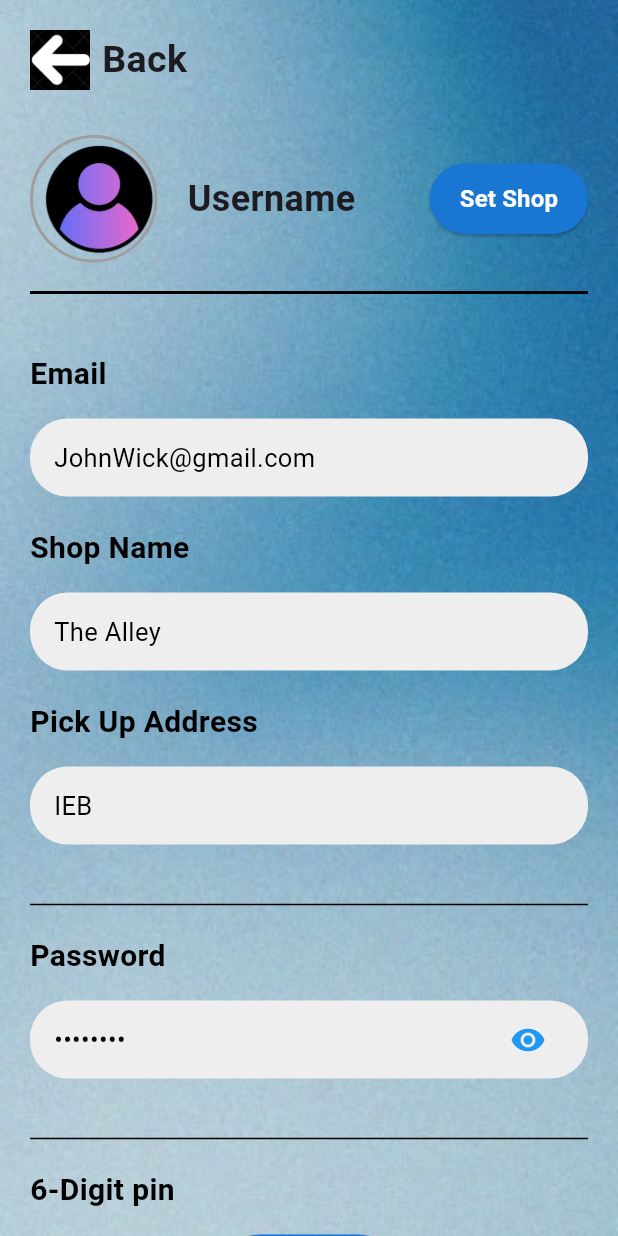
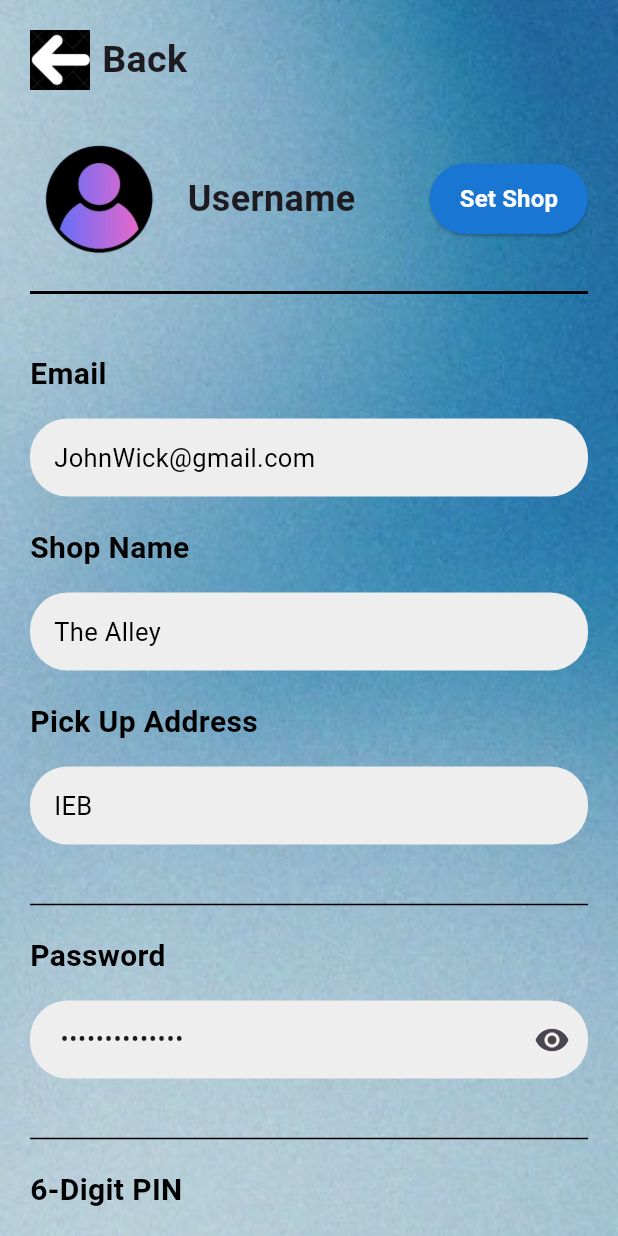
Before and after one commit to FYPSUC/SUC_FYP, a Flutter app: the VendorProfilePage screen opened directly, on a phone screen of 412 x 824 dp. Run offline on Flutter 3.47's test engine with Material 3 defaults, Android fonts, the phone set to English and light mode, and no system bars; our stand-ins replace firebase_core, google_fonts; accounts and stored records are empty.

Commit message:
be shi ge men

```diff
--- a/lib/E-wallet_Vendor/VendorProfile.dart
+++ b/lib/E-wallet_Vendor/VendorProfile.dart
@@ -88,10 +88,6 @@
                                           'assets/image/Profile_icon.png'),
                                       fit: BoxFit.cover,
                                     ),
-                                    border: Border.all(
-                                      color: Colors.grey,
-                                      width: 2,
-                                    ),
                                   ),
                                 ),
                                 const SizedBox(width: 20),
@@ -155,7 +151,7 @@
 
                             const Divider(height: 40, thickness: 1, color: Colors.black),
 
-                            // 6-Digit PIN (editable)
+                            // 6-Digit PIN (editable) - 修正标题拼写错误
                             _buildPinRow(),
 
                             // 添加底部间距
@@ -214,50 +210,30 @@
   }
 
   Widget _buildPasswordRow() {
+    bool obscureText = true;
+
     return StatefulBuilder(
       builder: (context, setState) {
-        bool obscureText = true;
         return Column(
           crossAxisAlignment: CrossAxisAlignment.start,
           children: [
-            const Text(
-              'Password',
-              style: TextStyle(
-                fontSize: 20,
-                color: Colors.black,
-                fontWeight: FontWeight.bold,
-              ),
-            ),
+            const Text('Password', style: TextStyle(fontSize: 20, color: Colors.black, fontWeight: FontWeight.bold)),
             const SizedBox(height: 15),
-            Container(
-              decoration: BoxDecoration(
-                color: Colors.grey[200],
-                borderRadius: BorderRadius.circular(25),
-              ),
-              child: Padding(
-                padding: const EdgeInsets.symmetric(horizontal: 16),
-                child: Row(
-                  children: [
-                    Expanded(
-                      child: Padding(
-                        padding: const EdgeInsets.symmetric(vertical: 14),
-                        child: Text(
-                          obscureText ? '••••••••' : 'actualpassword',
-                          style: const TextStyle(
-                            fontSize: 17,
-                            color: Colors.black,
-                          ),
-                        ),
-                      ),
-                    ),
-                    IconButton(
-                      icon: Icon(
-                        obscureText ? Icons.visibility : Icons.visibility_off,
-                        color: Colors.blue,
-                      ),
+            TextField(
+              readOnly: true,
+              obscureText: obscureText,
+              controller: TextEditingController(text: "actualpassword"),
+              decoration: InputDecoration(
+                suffixIcon: IconButton(
+                  icon: Icon(obscureText ? Icons.visibility : Icons.visibility_off),
                   onPressed: () => setState(() => obscureText = !obscureText),
                 ),
-                  ],
+                contentPadding: const EdgeInsets.symmetric(horizontal: 16, vertical: 14),
+                filled: true,
+                fillColor: Colors.grey[200],
+                border: OutlineInputBorder(
+                  borderRadius: BorderRadius.circular(25),
+                  borderSide: BorderSide.none,
                 ),
               ),
             ),
@@ -268,17 +244,18 @@
   }
 
   Widget _buildPinRow() {
-    return StatefulBuilder(
-      builder: (context, setState) {
     String pin = '';
     bool obscureText = true;
     bool isEditing = false;
 
+    return StatefulBuilder(
+      builder: (context, setState) {
         return Column(
           crossAxisAlignment: CrossAxisAlignment.start,
           children: [
+            // 修正拼写错误：6-Digit pin (原为6-Dinit nin)
             const Text(
-              '6-Digit pin',
+              '6-Digit PIN', // 修正后的标题
               style: TextStyle(
                 fontSize: 20,
                 color: Colors.black,
@@ -287,8 +264,7 @@
             ),
             const SizedBox(height: 15),
             if (!isEditing && pin.isEmpty)
-              Center(
-                child: ElevatedButton(
+              ElevatedButton(
                 onPressed: () {
                   setState(() => isEditing = true);
                   _showPinDialog(context, (enteredPin) {
@@ -298,64 +274,24 @@
                     });
                   });
                 },
-                  style: ElevatedButton.styleFrom(
-                    backgroundColor: Colors.blue[700],
-                    padding: const EdgeInsets.symmetric(
-                        horizontal: 30, vertical: 15),
-                    shape: RoundedRectangleBorder(
-                      borderRadius: BorderRadius.circular(30),
-                    ),
-                  ),
-                  child: const Text(
-                    'Set PIN',
-                    style: TextStyle(
-                      fontSize: 18,
-                      fontWeight: FontWeight.bold,
-                      color: Colors.white,
-                    ),
-                  ),
-                ),
+                child: const Text('Set PIN'),
               )
             else if (!isEditing)
-              Container(
-                decoration: BoxDecoration(
-                  color: Colors.grey[200],
-                  borderRadius: BorderRadius.circular(25),
-                ),
-                child: Padding(
-                  padding: const EdgeInsets.symmetric(horizontal: 16),
-                  child: Row(
-                    children: [
-                      Expanded(
-                        child: Padding(
-                          padding: const EdgeInsets.symmetric(vertical: 14),
-                          child: Text(
-                            obscureText ? '••••••' : pin,
-                            style: const TextStyle(
-                              fontSize: 17,
-                              color: Colors.black,
-                            ),
-                          ),
-                        ),
-                      ),
-                      Row(
+              TextField(
+                readOnly: true,
+                obscureText: obscureText,
+                controller: TextEditingController(text: pin),
+                decoration: InputDecoration(
+                  suffixIcon: Row(
                     mainAxisSize: MainAxisSize.min,
                     children: [
+                      // 眼睛图标 - 点击切换显示/隐藏PIN
                       IconButton(
-                            icon: Icon(
-                              obscureText
-                                  ? Icons.visibility
-                                  : Icons.visibility_off,
-                              color: Colors.blue,
-                            ),
-                            onPressed: () =>
-                                setState(() => obscureText = !obscureText),
+                        icon: Icon(obscureText ? Icons.visibility : Icons.visibility_off),
+                        onPressed: () => setState(() => obscureText = !obscureText),
                       ),
                       IconButton(
-                            icon: const Icon(
-                              Icons.edit,
-                              color: Colors.blue,
-                            ),
+                        icon: const Icon(Icons.edit),
                         onPressed: () {
                           setState(() => isEditing = true);
                           _showPinDialog(context, (enteredPin) {
@@ -368,28 +304,29 @@
                       ),
                     ],
                   ),
-                    ],
+                  contentPadding: const EdgeInsets.symmetric(horizontal: 16, vertical: 14),
+                  filled: true,
+                  fillColor: Colors.grey[200],
+                  border: OutlineInputBorder(
+                    borderRadius: BorderRadius.circular(25),
+                    borderSide: BorderSide.none,
                   ),
                 ),
               )
             else
-              Container(
-                decoration: BoxDecoration(
-                  color: Colors.grey[200],
-                  borderRadius: BorderRadius.circular(25),
-                ),
-                child: Padding(
-                  padding: const EdgeInsets.symmetric(horizontal: 16),
-                  child: TextField(
+              TextField(
                 keyboardType: TextInputType.number,
                 maxLength: 6,
                 obscureText: true,
-                    textAlign: TextAlign.center,
-                    style: const TextStyle(fontSize: 18),
-                    decoration: const InputDecoration(
+                decoration: InputDecoration(
                   hintText: 'Enter 6-digit PIN',
-                      border: InputBorder.none,
-                      counterText: '',
+                  contentPadding: const EdgeInsets.symmetric(horizontal: 16, vertical: 14),
+                  filled: true,
+                  fillColor: Colors.grey[200],
+                  border: OutlineInputBorder(
+                    borderRadius: BorderRadius.circular(25),
+                    borderSide: BorderSide.none,
+                  ),
                 ),
                 onSubmitted: (value) {
                   if (value.length == 6) {
@@ -399,8 +336,6 @@
                     });
                   }
                 },
-                  ),
-                ),
               ),
           ],
         );
@@ -415,56 +350,32 @@
       context: context,
       builder: (context) {
         return AlertDialog(
-          title: const Text(
-            'Enter 6-Digit PIN',
-            textAlign: TextAlign.center,
-            style: TextStyle(fontWeight: FontWeight.bold),
-          ),
-          content: SizedBox(
-            height: 100,
-            child: Column(
-              children: [
-                const SizedBox(height: 20),
-                TextField(
+          title: const Text('Enter 6-Digit PIN'),
+          content: TextField(
             keyboardType: TextInputType.number,
             maxLength: 6,
             obscureText: true,
-                  textAlign: TextAlign.center,
-                  style: const TextStyle(fontSize: 24),
-                  decoration: const InputDecoration(
-                    hintText: '000000',
-                    counterText: '',
-                    border: OutlineInputBorder(),
-                    contentPadding: EdgeInsets.symmetric(horizontal: 20),
-                  ),
             onChanged: (value) {
               enteredPin = value;
             },
-                ),
-              ],
+            decoration: const InputDecoration(
+              hintText: '000000',
             ),
           ),
-          actionsAlignment: MainAxisAlignment.center,
           actions: [
             TextButton(
-              onPressed: () => Navigator.pop(context),
-              style: TextButton.styleFrom(
-                foregroundColor: Colors.grey[700],
-              ),
+              onPressed: () {
+                Navigator.pop(context);
+              },
               child: const Text('Cancel'),
             ),
-            const SizedBox(width: 20),
-            ElevatedButton(
+            TextButton(
               onPressed: () {
                 if (enteredPin.length == 6) {
                   onPinEntered(enteredPin);
                   Navigator.pop(context);
                 }
               },
-              style: ElevatedButton.styleFrom(
-                backgroundColor: Colors.blue[700],
-                padding: const EdgeInsets.symmetric(horizontal: 30, vertical: 12),
-              ),
               child: const Text('Confirm'),
             ),
           ],
```
Lines whose indentation alone changed are shown as unchanged.
